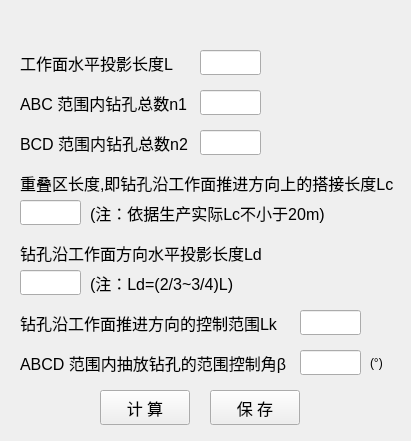
Before: the Qt Designer form python/cbm/uifiles/high_drilling_pore_dlg.ui in wyrover/cbm, drawn with Qt 5.
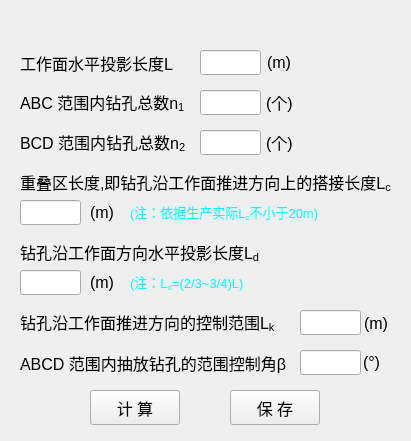
After: the same form once the commit is applied. Icons and pictures are not drawn.

What changed in the file:
```diff
--- a/python/cbm/uifiles/high_drilling_pore_dlg.ui
+++ b/python/cbm/uifiles/high_drilling_pore_dlg.ui
@@ -56,7 +56,7 @@
      </font>
     </property>
     <property name="text">
-     <string>重叠区长度,即钻孔沿工作面推进方向上的搭接长度Lc</string>
+     <string>&lt;html&gt;&lt;head/&gt;&lt;body&gt;&lt;p&gt;重叠区长度,即钻孔沿工作面推进方向上的搭接长度L&lt;span style=&quot; vertical-align:sub;&quot;&gt;c&lt;/span&gt;&lt;/p&gt;&lt;/body&gt;&lt;/html&gt;</string>
     </property>
    </widget>
    <widget class="QLineEdit" name="n2">
@@ -89,7 +89,7 @@
      </font>
     </property>
     <property name="text">
-     <string>钻孔沿工作面方向水平投影长度Ld</string>
+     <string>&lt;html&gt;&lt;head/&gt;&lt;body&gt;&lt;p&gt;钻孔沿工作面方向水平投影长度L&lt;span style=&quot; vertical-align:sub;&quot;&gt;d&lt;/span&gt;&lt;/p&gt;&lt;/body&gt;&lt;/html&gt;</string>
     </property>
    </widget>
    <widget class="QLineEdit" name="lw">
@@ -110,7 +110,7 @@
    <widget class="QPushButton" name="save">
     <property name="geometry">
      <rect>
-      <x>210</x>
+      <x>230</x>
       <y>360</y>
       <width>90</width>
       <height>35</height>
@@ -128,7 +128,7 @@
    <widget class="QPushButton" name="cacl">
     <property name="geometry">
      <rect>
-      <x>100</x>
+      <x>90</x>
       <y>360</y>
       <width>90</width>
       <height>35</height>
@@ -158,7 +158,7 @@
      </font>
     </property>
     <property name="text">
-     <string>ABC 范围内钻孔总数n1</string>
+     <string>&lt;html&gt;&lt;head/&gt;&lt;body&gt;&lt;p&gt;ABC 范围内钻孔总数n&lt;span style=&quot; vertical-align:sub;&quot;&gt;1&lt;/span&gt;&lt;/p&gt;&lt;/body&gt;&lt;/html&gt;</string>
     </property>
    </widget>
    <widget class="QLabel" name="label_15">
@@ -176,7 +176,7 @@
      </font>
     </property>
     <property name="text">
-     <string>钻孔沿工作面推进方向的控制范围Lk</string>
+     <string>&lt;html&gt;&lt;head/&gt;&lt;body&gt;&lt;p&gt;钻孔沿工作面推进方向的控制范围L&lt;span style=&quot; vertical-align:sub;&quot;&gt;k&lt;/span&gt;&lt;/p&gt;&lt;/body&gt;&lt;/html&gt;</string>
     </property>
    </widget>
    <widget class="QLabel" name="label_12">
@@ -194,15 +194,15 @@
      </font>
     </property>
     <property name="text">
-     <string>BCD 范围内钻孔总数n2</string>
+     <string>&lt;html&gt;&lt;head/&gt;&lt;body&gt;&lt;p&gt;BCD 范围内钻孔总数n&lt;span style=&quot; vertical-align:sub;&quot;&gt;2&lt;/span&gt;&lt;/p&gt;&lt;/body&gt;&lt;/html&gt;</string>
     </property>
    </widget>
    <widget class="QLabel" name="label_18">
     <property name="geometry">
      <rect>
-      <x>90</x>
+      <x>130</x>
       <y>240</y>
-      <width>171</width>
+      <width>161</width>
       <height>25</height>
      </rect>
     </property>
@@ -212,7 +212,7 @@
      </font>
     </property>
     <property name="text">
-     <string>(注：Ld=(2/3~3/4)L)</string>
+     <string>&lt;html&gt;&lt;head/&gt;&lt;body&gt;&lt;p&gt;&lt;span style=&quot; font-size:10pt; color:#00ffff;&quot;&gt;(注：L&lt;/span&gt;&lt;span style=&quot; font-size:10pt; color:#00ffff; vertical-align:sub;&quot;&gt;d&lt;/span&gt;&lt;span style=&quot; font-size:10pt; color:#00ffff;&quot;&gt;=(2/3~3/4)L)&lt;/span&gt;&lt;/p&gt;&lt;/body&gt;&lt;/html&gt;</string>
     </property>
    </widget>
    <widget class="QLabel" name="label_10">
@@ -284,19 +284,19 @@
    <widget class="QLabel" name="label_17">
     <property name="geometry">
      <rect>
-      <x>90</x>
+      <x>130</x>
       <y>170</y>
-      <width>261</width>
+      <width>221</width>
       <height>25</height>
      </rect>
     </property>
     <property name="font">
      <font>
-      <pointsize>12</pointsize>
+      <pointsize>10</pointsize>
      </font>
     </property>
     <property name="text">
-     <string>(注：依据生产实际Lc不小于20m)</string>
+     <string>&lt;html&gt;&lt;head/&gt;&lt;body&gt;&lt;p&gt;&lt;span style=&quot; color:#00ffff;&quot;&gt;(注：依据生产实际L&lt;/span&gt;&lt;span style=&quot; color:#00ffff; vertical-align:sub;&quot;&gt;c&lt;/span&gt;&lt;span style=&quot; color:#00ffff;&quot;&gt;不小于20m)&lt;/span&gt;&lt;/p&gt;&lt;/body&gt;&lt;/html&gt;</string>
     </property>
    </widget>
    <widget class="QLineEdit" name="lk">
@@ -332,16 +332,129 @@
    <widget class="QLabel" name="label">
     <property name="geometry">
      <rect>
-      <x>370</x>
+      <x>363</x>
       <y>320</y>
       <width>31</width>
       <height>25</height>
      </rect>
     </property>
+    <property name="font">
+     <font>
+      <pointsize>12</pointsize>
+     </font>
+    </property>
     <property name="text">
      <string>(°)</string>
     </property>
    </widget>
+   <widget class="QLabel" name="label_19">
+    <property name="geometry">
+     <rect>
+      <x>267</x>
+      <y>20</y>
+      <width>41</width>
+      <height>25</height>
+     </rect>
+    </property>
+    <property name="font">
+     <font>
+      <pointsize>12</pointsize>
+     </font>
+    </property>
+    <property name="text">
+     <string>&lt;html&gt;&lt;head/&gt;&lt;body&gt;&lt;p&gt;(m)&lt;/p&gt;&lt;/body&gt;&lt;/html&gt;</string>
+    </property>
+   </widget>
+   <widget class="QLabel" name="label_20">
+    <property name="geometry">
+     <rect>
+      <x>266</x>
+      <y>60</y>
+      <width>41</width>
+      <height>25</height>
+     </rect>
+    </property>
+    <property name="font">
+     <font>
+      <pointsize>12</pointsize>
+     </font>
+    </property>
+    <property name="text">
+     <string>&lt;html&gt;&lt;head/&gt;&lt;body&gt;&lt;p&gt;(个)&lt;/p&gt;&lt;/body&gt;&lt;/html&gt;</string>
+    </property>
+   </widget>
+   <widget class="QLabel" name="label_21">
+    <property name="geometry">
+     <rect>
+      <x>266</x>
+      <y>100</y>
+      <width>41</width>
+      <height>25</height>
+     </rect>
+    </property>
+    <property name="font">
+     <font>
+      <pointsize>12</pointsize>
+     </font>
+    </property>
+    <property name="text">
+     <string>&lt;html&gt;&lt;head/&gt;&lt;body&gt;&lt;p&gt;(个)&lt;/p&gt;&lt;/body&gt;&lt;/html&gt;</string>
+    </property>
+   </widget>
+   <widget class="QLabel" name="label_22">
+    <property name="geometry">
+     <rect>
+      <x>90</x>
+      <y>170</y>
+      <width>41</width>
+      <height>25</height>
+     </rect>
+    </property>
+    <property name="font">
+     <font>
+      <pointsize>12</pointsize>
+     </font>
+    </property>
+    <property name="text">
+     <string>&lt;html&gt;&lt;head/&gt;&lt;body&gt;&lt;p&gt;(m)&lt;/p&gt;&lt;/body&gt;&lt;/html&gt;</string>
+    </property>
+   </widget>
+   <widget class="QLabel" name="label_23">
+    <property name="geometry">
+     <rect>
+      <x>364</x>
+      <y>281</y>
+      <width>41</width>
+      <height>25</height>
+     </rect>
+    </property>
+    <property name="font">
+     <font>
+      <pointsize>12</pointsize>
+     </font>
+    </property>
+    <property name="text">
+     <string>&lt;html&gt;&lt;head/&gt;&lt;body&gt;&lt;p&gt;(m)&lt;/p&gt;&lt;/body&gt;&lt;/html&gt;</string>
+    </property>
+   </widget>
+   <widget class="QLabel" name="label_24">
+    <property name="geometry">
+     <rect>
+      <x>90</x>
+      <y>240</y>
+      <width>41</width>
+      <height>25</height>
+     </rect>
+    </property>
+    <property name="font">
+     <font>
+      <pointsize>12</pointsize>
+     </font>
+    </property>
+    <property name="text">
+     <string>&lt;html&gt;&lt;head/&gt;&lt;body&gt;&lt;p&gt;(m)&lt;/p&gt;&lt;/body&gt;&lt;/html&gt;</string>
+    </property>
+   </widget>
   </widget>
   <widget class="QWidget" name="widget_title" native="true">
    <property name="geometry">
```
